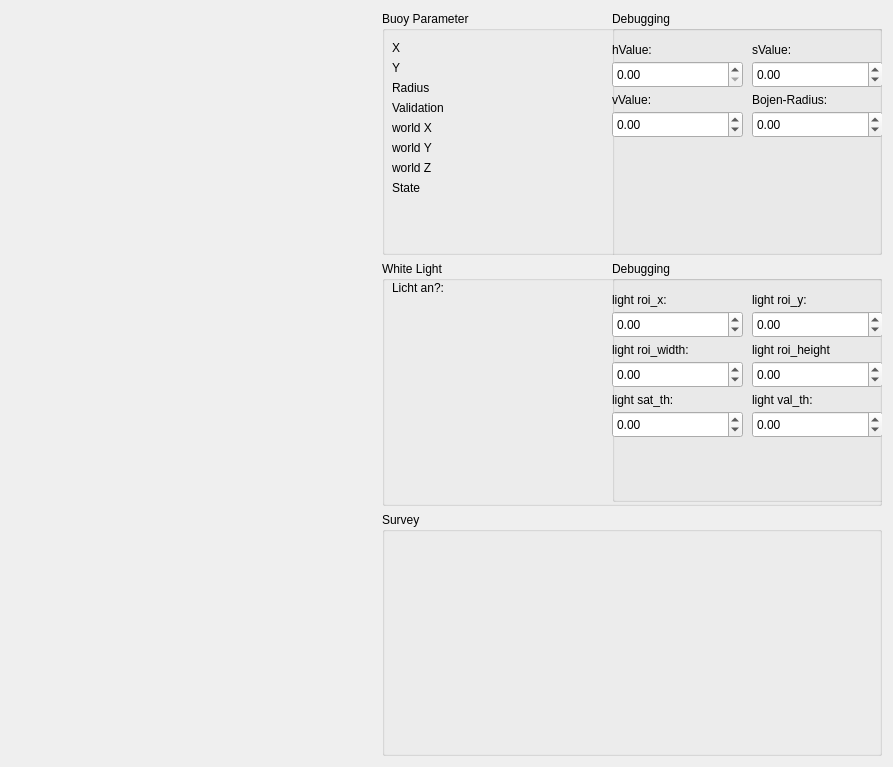
Above: scripts/debug_gui/buoy_detector.ui from auv-avalon/orogen-buoy before the change. Below: the same form after it.
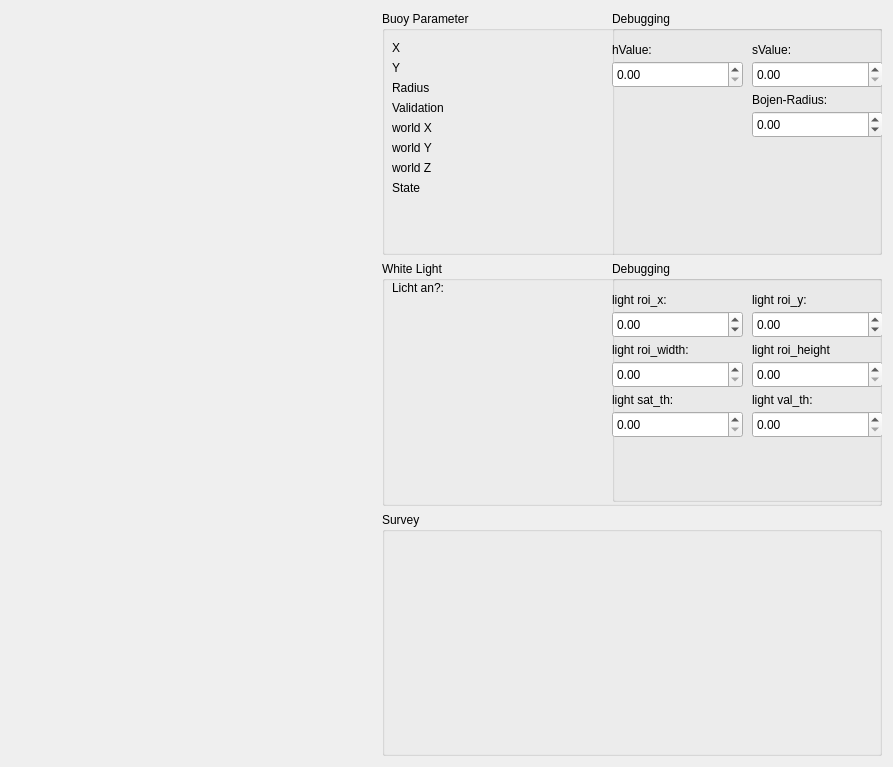
That is the form after the change. Custom widgets are drawn as their Qt base class.

Commit message: Buoy detector changes

Patch:
```diff
--- a/scripts/debug_gui/buoy_detector.ui
+++ b/scripts/debug_gui/buoy_detector.ui
@@ -296,48 +296,13 @@
             <number>2</number>
            </property>
            <property name="minimum">
-            <double>-160.000000000000000</double>
+            <double>0.000000000000000</double>
            </property>
            <property name="maximum">
-            <double>160.000000000000000</double>
+            <double>255.000000000000000</double>
            </property>
            <property name="singleStep">
-            <double>0.500000000000000</double>
-           </property>
-          </widget>
-          <widget class="QLabel" name="label_8">
-           <property name="geometry">
-            <rect>
-             <x>0</x>
-             <y>80</y>
-             <width>101</width>
-             <height>17</height>
-            </rect>
-           </property>
-           <property name="text">
-            <string>vValue:</string>
-           </property>
-          </widget>
-          <widget class="QDoubleSpinBox" name="vValue">
-           <property name="geometry">
-            <rect>
-             <x>0</x>
-             <y>100</y>
-             <width>131</width>
-             <height>27</height>
-            </rect>
-           </property>
-           <property name="decimals">
-            <number>2</number>
-           </property>
-           <property name="minimum">
-            <double>-160.000000000000000</double>
-           </property>
-           <property name="maximum">
-            <double>160.000000000000000</double>
-           </property>
-           <property name="singleStep">
-            <double>0.500000000000000</double>
+            <double>1.000000000000000</double>
            </property>
           </widget>
           <widget class="QLabel" name="label_9">
@@ -507,10 +472,10 @@
             <number>2</number>
            </property>
            <property name="minimum">
-            <double>-160.000000000000000</double>
+            <double>0.000000000000000</double>
            </property>
            <property name="maximum">
-            <double>160.000000000000000</double>
+            <double>10.000000000000000</double>
            </property>
            <property name="singleStep">
             <double>0.500000000000000</double>
@@ -542,10 +507,10 @@
             <number>2</number>
            </property>
            <property name="minimum">
-            <double>-160.000000000000000</double>
+            <double>0.000000000000000</double>
            </property>
            <property name="maximum">
-            <double>160.000000000000000</double>
+            <double>10.000000000000000</double>
            </property>
            <property name="singleStep">
             <double>0.500000000000000</double>
@@ -577,10 +542,10 @@
             <number>2</number>
            </property>
            <property name="minimum">
-            <double>-160.000000000000000</double>
+            <double>0.000000000000000</double>
            </property>
            <property name="maximum">
-            <double>160.000000000000000</double>
+            <double>255.000000000000000</double>
            </property>
            <property name="singleStep">
             <double>0.500000000000000</double>
@@ -612,10 +577,10 @@
             <number>2</number>
            </property>
            <property name="minimum">
-            <double>-160.000000000000000</double>
+            <double>0.000000000000000</double>
            </property>
            <property name="maximum">
-            <double>160.000000000000000</double>
+            <double>255.000000000000000</double>
            </property>
            <property name="singleStep">
             <double>0.500000000000000</double>
```
Left out of the diff: 20 changed lines with no effect on the pictures. The commit also changes 2 other files.
